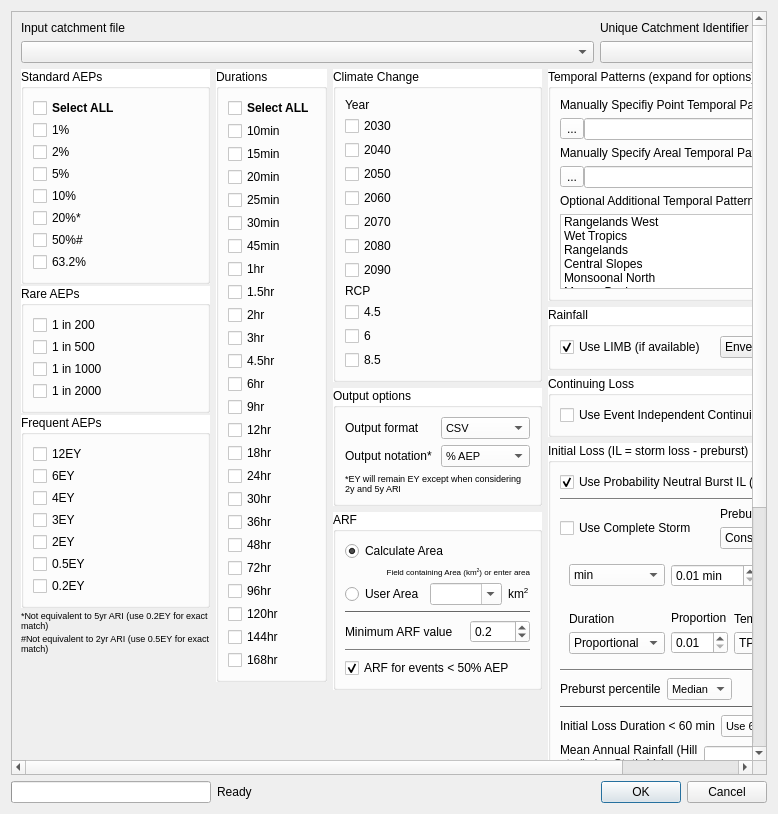
Qt form tuflow/forms/ui_tuflowqgis_arr2016.ui (TUFLOW-Support/QGIS-TUFLOW-Plugin) before a commit.
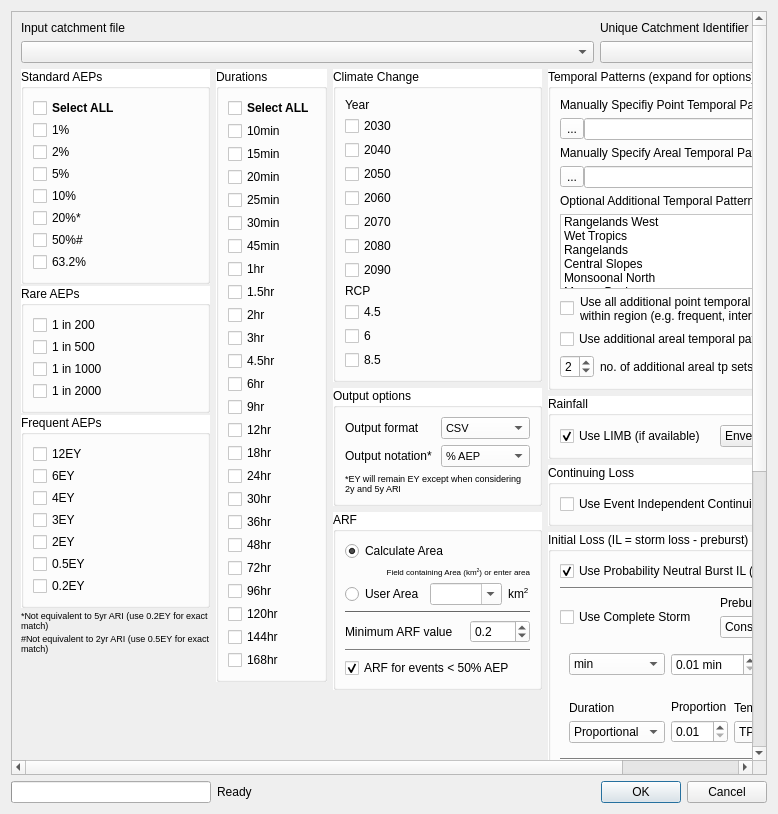
The same form after that commit. Custom widgets are drawn as their Qt base class.

Diff of the .ui file:
```diff
--- a/tuflow/forms/ui_tuflowqgis_arr2016.ui
+++ b/tuflow/forms/ui_tuflowqgis_arr2016.ui
@@ -76,7 +76,7 @@
         <x>0</x>
         <y>0</y>
         <width>744</width>
-        <height>1023</height>
+        <height>1123</height>
        </rect>
       </property>
       <layout class="QGridLayout" name="gridLayout_7">
@@ -5215,6 +5215,88 @@
                 </item>
                </layout>
               </item>
+              <item>
+               <layout class="QHBoxLayout" name="horizontalLayout_20">
+                <item>
+                 <widget class="QCheckBox" name="cbUseAllPointTP">
+                  <property name="text">
+                   <string/>
+                  </property>
+                 </widget>
+                </item>
+                <item>
+                 <widget class="QLabel" name="cbUseAllPointTPLabel">
+                  <property name="text">
+                   <string>Use all additional point temporal patterns available within region (e.g. frequent, intermediate, rare)</string>
+                  </property>
+                  <property name="wordWrap">
+                   <bool>true</bool>
+                  </property>
+                 </widget>
+                </item>
+                <item>
+                 <spacer name="horizontalSpacer_14">
+                  <property name="orientation">
+                   <enum>Qt::Horizontal</enum>
+                  </property>
+                  <property name="sizeHint" stdset="0">
+                   <size>
+                    <width>10</width>
+                    <height>20</height>
+                   </size>
+                  </property>
+                 </spacer>
+                </item>
+               </layout>
+              </item>
+              <item>
+               <layout class="QVBoxLayout" name="verticalLayout_21">
+                <item>
+                 <widget class="QCheckBox" name="cbAddArealTP">
+                  <property name="text">
+                   <string>Use additional areal temporal patterns</string>
+                  </property>
+                 </widget>
+                </item>
+                <item>
+                 <layout class="QHBoxLayout" name="horizontalLayout_21">
+                  <item>
+                   <widget class="QSpinBox" name="sbNoAdditionalTP">
+                    <property name="minimum">
+                     <number>1</number>
+                    </property>
+                    <property name="maximum">
+                     <number>8</number>
+                    </property>
+                    <property name="value">
+                     <number>2</number>
+                    </property>
+                   </widget>
+                  </item>
+                  <item>
+                   <widget class="QLabel" name="label_32">
+                    <property name="text">
+                     <string>no. of additional areal tp sets</string>
+                    </property>
+                   </widget>
+                  </item>
+                  <item>
+                   <spacer name="horizontalSpacer_15">
+                    <property name="orientation">
+                     <enum>Qt::Horizontal</enum>
+                    </property>
+                    <property name="sizeHint" stdset="0">
+                     <size>
+                      <width>40</width>
+                      <height>20</height>
+                     </size>
+                    </property>
+                   </spacer>
+                  </item>
+                 </layout>
+                </item>
+               </layout>
+              </item>
              </layout>
             </widget>
            </item>
```
